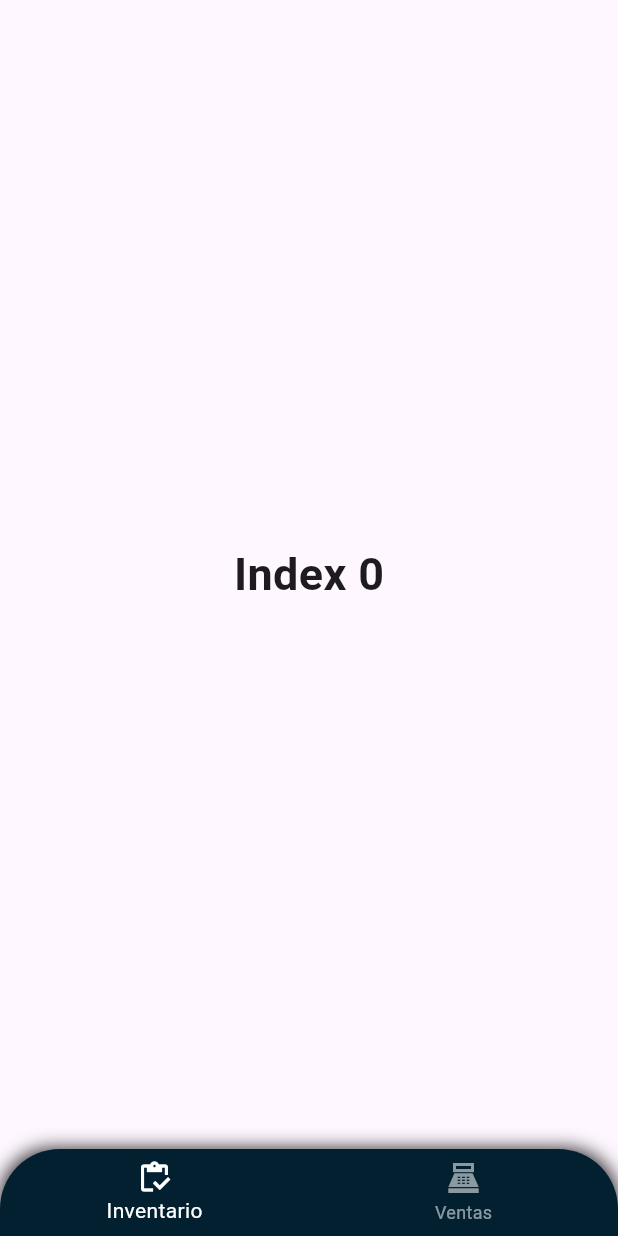
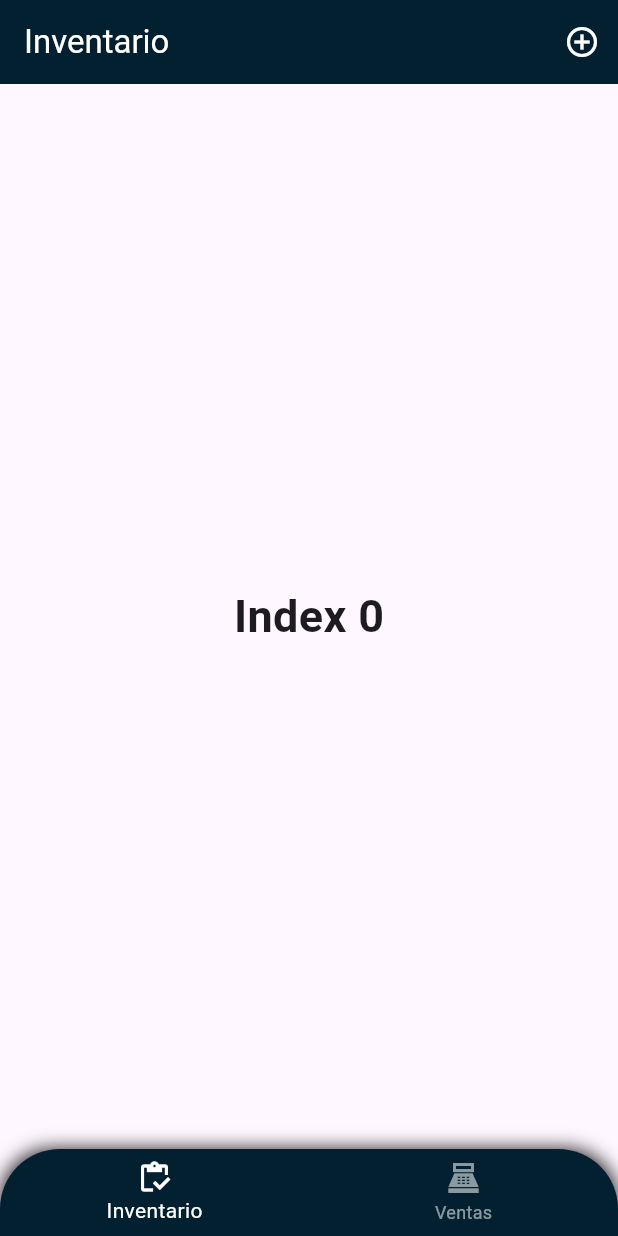
Before and after one commit to GerardoSCDev/flutter_local_store, a Flutter app: the screen it shows after launch, on a phone screen of 412 x 824 dp. Run offline on Flutter 3.47's test engine with Material 3 defaults, Android fonts, the phone set to English and light mode, and no system bars.

Commit message:
add app bar whit title and button mock

```diff
--- a/lib/app/presentation/modules/home/widgets/BottomNavigationBarHome.dart
+++ b/lib/app/presentation/modules/home/widgets/BottomNavigationBarHome.dart
@@ -32,6 +32,15 @@ class _BottomNavigationBarHome extends State<BottomNavigationBarHome> {
   @override
   Widget build(BuildContext context) {
     return Scaffold(
+        appBar: AppBar(
+          backgroundColor: const Color(0xFF032030),
+          title: const Text('Inventario', style: TextStyle(color: Colors.white)),
+          actions: [
+            IconButton(icon: const Icon(Icons.add_circle_outline, color: Colors.white,), onPressed: () {
+
+            })
+          ],
+        ),
         body: Center(
           child: _widgetOptions.elementAt(_selectedIndex),
         ),
```
